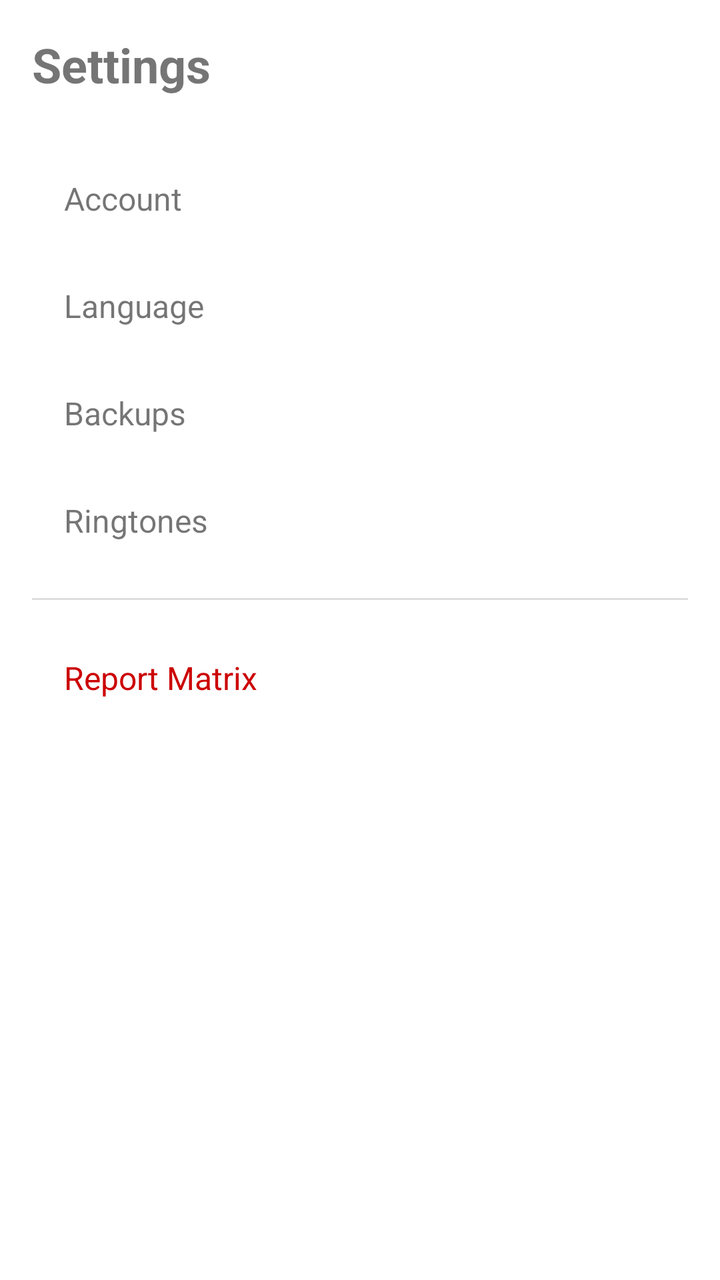
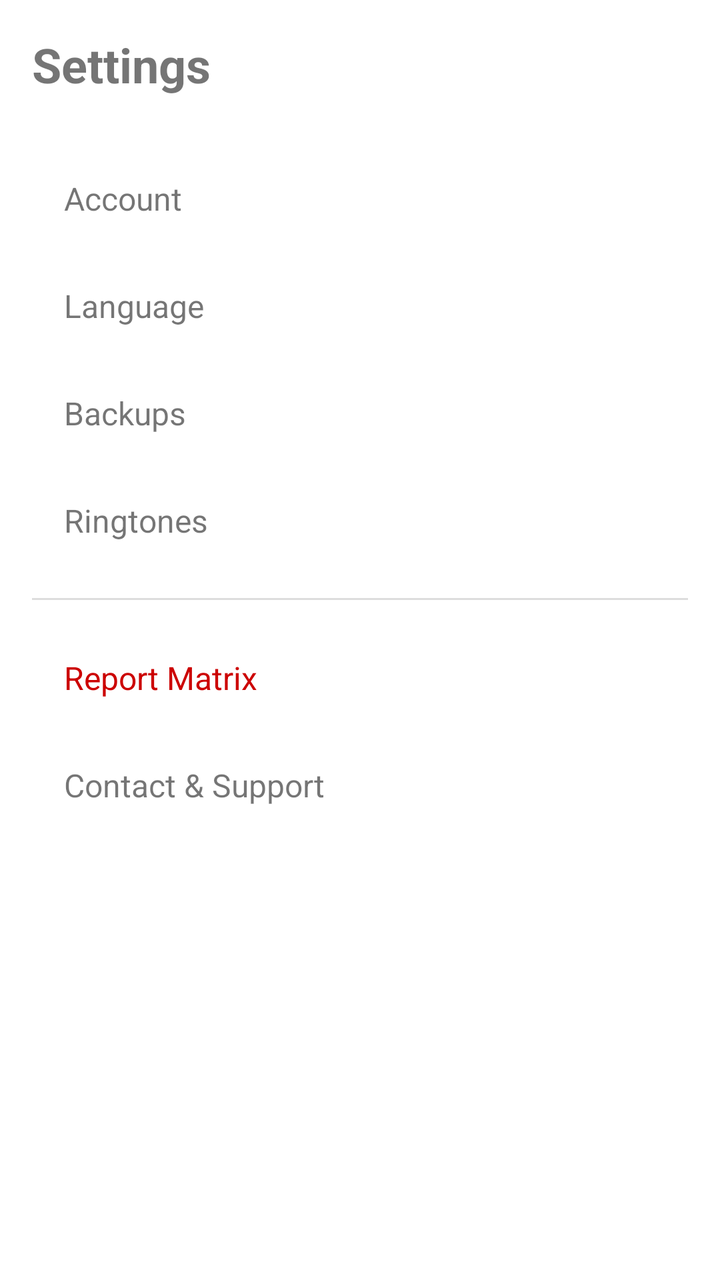

Screens rendered from an Android XML layout before and after an edit, with the pre-edit source and the edit as a unified diff.
<!-- AndroidManifest.xml: application theme Theme.MatrixMessenger -->
<!-- res/layout/activity_settings.xml -->
<?xml version="1.0" encoding="utf-8"?>
<LinearLayout xmlns:android="http://schemas.android.com/apk/res/android"
    android:layout_width="match_parent"
    android:layout_height="match_parent"
    android:orientation="vertical"
    android:padding="16dp">

    <TextView
        android:layout_width="match_parent"
        android:layout_height="wrap_content"
        android:text="Settings"
        android:textSize="24sp"
        android:textStyle="bold"
        android:layout_marginBottom="24dp" />

    <TextView
        android:id="@+id/accountRow"
        style="@style/SettingsRow"
        android:text="Account" />

    <TextView
        android:id="@+id/languageRow"
        style="@style/SettingsRow"
        android:text="Language" />

    <TextView
        android:id="@+id/backupsRow"
        style="@style/SettingsRow"
        android:text="Backups" />

    <TextView
        android:id="@+id/ringtonesRow"
        style="@style/SettingsRow"
        android:text="Ringtones" />

    <View
        android:layout_width="match_parent"
        android:layout_height="1dp"
        android:background="#DDDDDD"
        android:layout_marginVertical="12dp" />

    <TextView
        android:id="@+id/reportMatrixRow"
        style="@style/SettingsRow"
        android:text="Report Matrix"
        android:textColor="#CC0000" />

</LinearLayout>
<!-- resources referenced by this layout -->
<resources>
  <style name="SettingsRow">
          <item name="android:layout_width">match_parent</item>
          <item name="android:layout_height">wrap_content</item>
          <item name="android:padding">16dp</item>
          <item name="android:textSize">16sp</item>
          <item name="android:background">?attr/selectableItemBackground</item>
          <item name="android:clickable">true</item>
          <item name="android:focusable">true</item>
      </style>
  <style name="Theme.MatrixMessenger" parent="Theme.MaterialComponents.DayNight.NoActionBar" />
</resources>

<!-- the commit's change to res/layout/activity_settings.xml (unified diff, before → after) -->
@@ -45,4 +45,9 @@
         android:text="Report Matrix"
         android:textColor="#CC0000" />
 
+    <TextView
+        android:id="@+id/contactSupportRow"
+        style="@style/SettingsRow"
+        android:text="Contact &amp; Support" />
+
 </LinearLayout>
